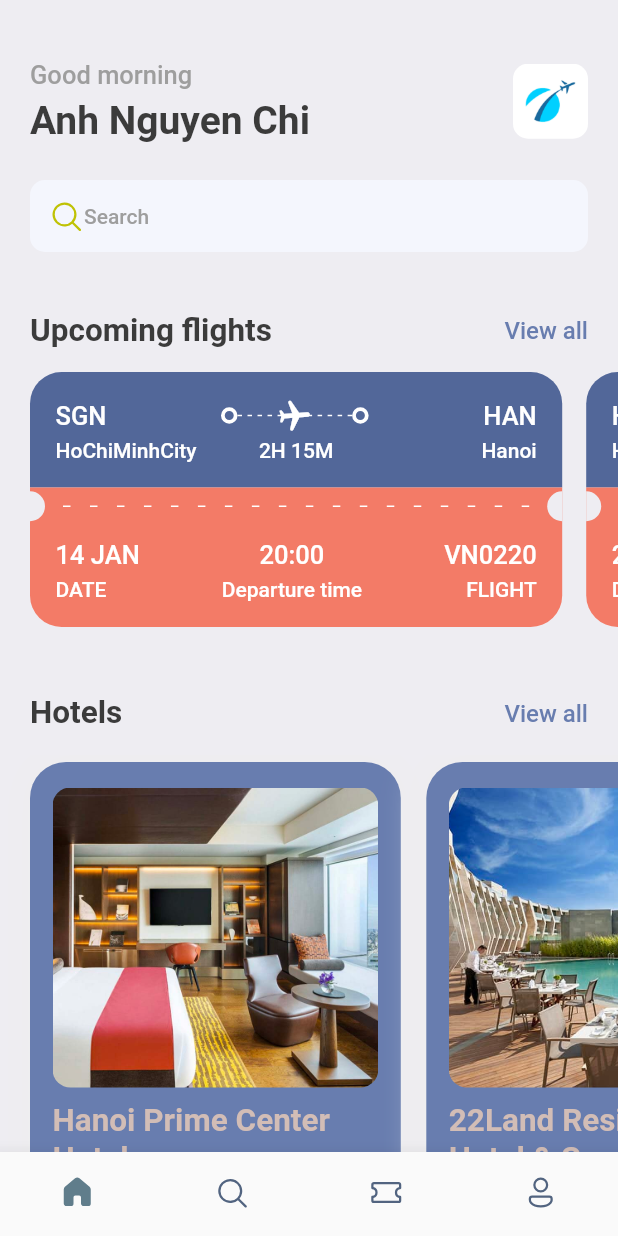
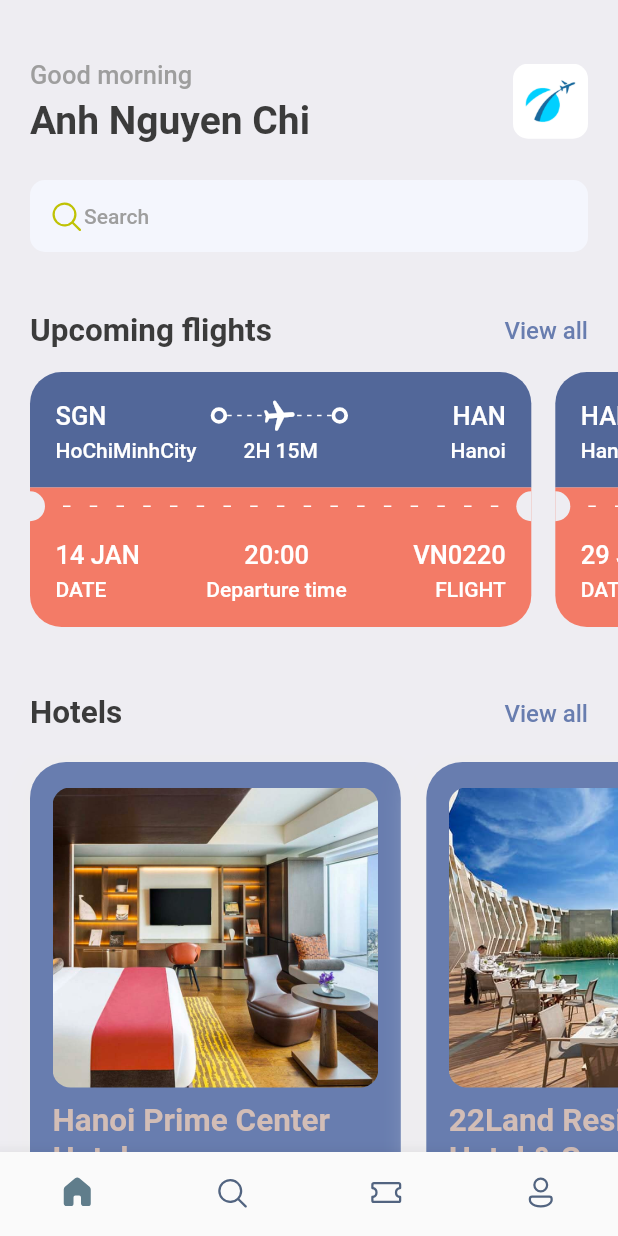
Before and after one commit to Chanh85/airline_book_tickets_app, a Flutter app: the screen it shows after launch, on a phone screen of 412 x 824 dp. Run offline on Flutter 3.47's test engine with Material 2 defaults, Android fonts, the phone set to English and light mode, and no system bars; our stand-ins replace fluentui_icons, gap, get.

```diff
--- a/lib/screens/tickets_view.dart
+++ b/lib/screens/tickets_view.dart
@@ -12,7 +12,7 @@ class TicketView extends StatelessWidget {
   Widget build(BuildContext context) {
     final size = AppLayout.getSize(context);
     return SizedBox(
-      width: size.width*0.90,
+      width: size.width*0.85,
       height: AppLayout.getHeight(200),
       child: Container(
         margin: EdgeInsets.only(right: AppLayout.getHeight(16)),
@@ -111,8 +111,8 @@ class TicketView extends StatelessWidget {
                   ),
                      ),
                   SizedBox(
-                    height: 20,
-                    width: 10,
+                    height: AppLayout.getHeight(20),
+                    width: AppLayout.getWidth(10),
                     child: DecoratedBox(
                       decoration: BoxDecoration(
                           color: Styles.bgColor,
--- a/pubspec.yaml
+++ b/pubspec.yaml
@@ -29,6 +29,8 @@ environment:
 # the latest version available on pub.dev. To see which dependencies have newer
 # versions available, run `flutter pub outdated`.
 dependencies:
+  firebase_auth: ^4.6.2
+  cloud_firestore: ^4.8.0
   flutter:
     sdk: flutter
 
```
Also changed, not shown: pubspec.lock, 3 other files.
